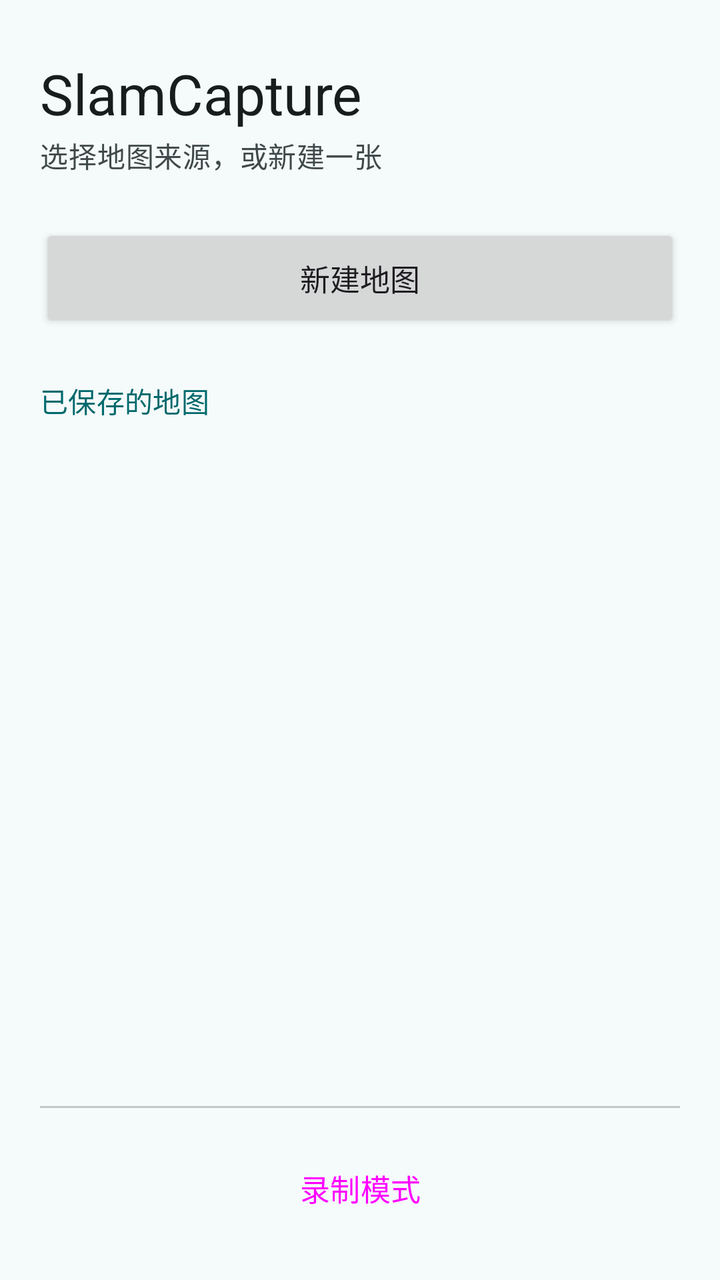
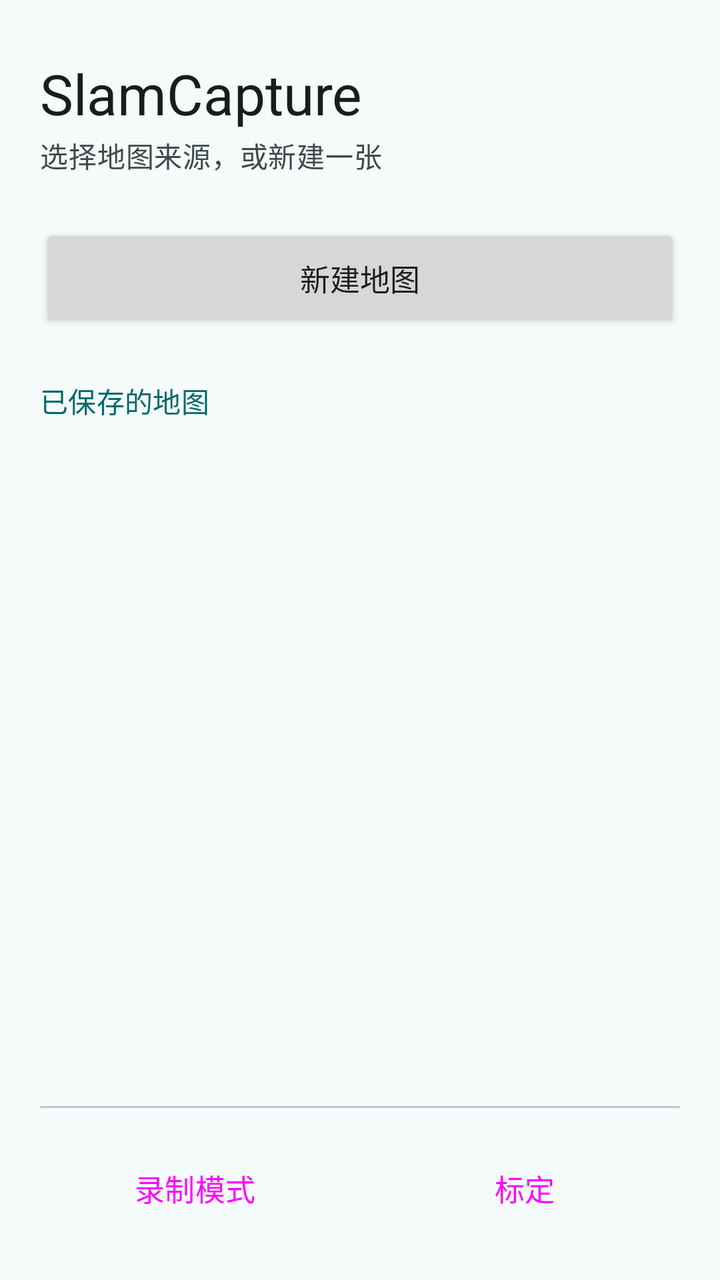

Before-and-after screenshots of an Android layout around one commit, followed by the original layout XML and the change that was made.
<!-- AndroidManifest.xml: application theme Theme.SlamCapture -->
<!-- res/layout/activity_entry.xml -->
<?xml version="1.0" encoding="utf-8"?>
<LinearLayout xmlns:android="http://schemas.android.com/apk/res/android"
    xmlns:app="http://schemas.android.com/apk/res-auto"
    android:layout_width="match_parent"
    android:layout_height="match_parent"
    android:background="?android:attr/colorBackground"
    android:orientation="vertical">

    <TextView
        android:layout_width="match_parent"
        android:layout_height="wrap_content"
        android:paddingStart="20dp"
        android:paddingEnd="20dp"
        android:paddingTop="28dp"
        android:text="SlamCapture"
        android:textAppearance="?attr/textAppearanceHeadlineMedium"
        android:textColor="?attr/colorOnSurface" />

    <TextView
        android:layout_width="match_parent"
        android:layout_height="wrap_content"
        android:paddingStart="20dp"
        android:paddingEnd="20dp"
        android:paddingTop="2dp"
        android:text="选择地图来源，或新建一张"
        android:textAppearance="?attr/textAppearanceBodyMedium"
        android:textColor="?attr/colorOnSurfaceVariant" />

    <Button
        android:id="@+id/btnNewMap"
        android:layout_width="match_parent"
        android:layout_height="54dp"
        android:layout_marginStart="20dp"
        android:layout_marginTop="24dp"
        android:layout_marginEnd="20dp"
        android:text="新建地图"
        android:textSize="15sp"
        app:cornerRadius="16dp"
        app:icon="@drawable/ic_add"
        app:iconGravity="textStart"
        app:iconSize="20dp"
        app:iconTint="?attr/colorOnPrimary" />

    <LinearLayout
        android:layout_width="match_parent"
        android:layout_height="wrap_content"
        android:layout_marginStart="20dp"
        android:layout_marginTop="24dp"
        android:layout_marginEnd="20dp"
        android:layout_marginBottom="8dp"
        android:gravity="center_vertical"
        android:orientation="horizontal">

        <TextView
            android:layout_width="0dp"
            android:layout_height="wrap_content"
            android:layout_weight="1"
            android:text="已保存的地图"
            android:textAppearance="?attr/textAppearanceLabelLarge"
            android:textColor="?attr/colorPrimary" />

        
        <TextView
            android:id="@+id/tvListHint"
            android:layout_width="wrap_content"
            android:layout_height="wrap_content"
            android:text="长按重命名 / 删除"
            android:textAppearance="?attr/textAppearanceLabelMedium"
            android:textColor="?attr/colorOnSurfaceVariant"
            android:visibility="gone" />
    </LinearLayout>

    <FrameLayout
        android:layout_width="match_parent"
        android:layout_height="0dp"
        android:layout_weight="1">

        
        <TextView
            android:id="@+id/tvEmpty"
            android:layout_width="match_parent"
            android:layout_height="match_parent"
            android:drawableTop="@drawable/ic_map"
            android:drawablePadding="16dp"
            android:drawableTint="?attr/colorOnSurfaceVariant"
            android:gravity="center"
            android:paddingStart="40dp"
            android:paddingEnd="40dp"
            android:text="还没有保存的地图\n\n跑一趟并保存后，地图会出现在这里"
            android:textAppearance="?attr/textAppearanceBodyMedium"
            android:textColor="?attr/colorOnSurfaceVariant"
            android:visibility="gone" />

        <ListView
            android:id="@+id/mapList"
            android:layout_width="match_parent"
            android:layout_height="match_parent"
            android:clipToPadding="false"
            android:divider="@null"
            android:listSelector="@android:color/transparent"
            android:paddingStart="20dp"
            android:paddingEnd="20dp"
            android:paddingTop="4dp"
            android:paddingBottom="8dp"
            android:scrollbars="none" />
    </FrameLayout>

    
    <com.google.android.material.divider.MaterialDivider
        android:layout_width="match_parent"
        android:layout_height="wrap_content"
        android:layout_marginStart="20dp"
        android:layout_marginEnd="20dp" />

    <Button
        android:id="@+id/btnRecordMode"
        style="@style/Widget.Material3.Button.TonalButton"
        android:layout_width="match_parent"
        android:layout_height="52dp"
        android:layout_marginStart="20dp"
        android:layout_marginTop="14dp"
        android:layout_marginEnd="20dp"
        android:layout_marginBottom="20dp"
        android:text="录制模式"
        android:textSize="15sp"
        app:cornerRadius="16dp"
        app:icon="@drawable/ic_record"
        app:iconGravity="textStart"
        app:iconSize="20dp"
        app:iconTint="?attr/colorOnSecondaryContainer" />

</LinearLayout>
<!-- resources referenced by this layout -->
<resources>
  <!-- drawable ic_add (drawable) -->
  <vector xmlns:android="http://schemas.android.com/apk/res/android"
      android:width="24dp" android:height="24dp"
      android:viewportWidth="24" android:viewportHeight="24">
      <path android:fillColor="@android:color/white"
          android:pathData="M19,13H13V19H11V13H5V11H11V5H13V11H19V13Z" />
  </vector>
  <!-- drawable ic_map (drawable) -->
  <vector xmlns:android="http://schemas.android.com/apk/res/android"
      android:width="56dp" android:height="56dp"
      android:viewportWidth="24" android:viewportHeight="24">
      <path android:fillColor="@android:color/white"
          android:pathData="M20.5,3L20.34,3.03L15,5.1L9,3L3.36,4.9C3.15,4.97 3,5.15 3,5.38V20.5A0.5,0.5 0 0,0 3.5,21L3.66,20.97L9,18.9L15,21L20.64,19.1C20.85,19.03 21,18.85 21,18.62V3.5A0.5,0.5 0 0,0 20.5,3M10,5.47L14,6.87V18.53L10,17.13V5.47M5,6.46L8,5.45V17.15L5,18.31V6.46M19,17.54L16,18.55V6.86L19,5.7V17.54Z" />
  </vector>
  <!-- drawable ic_record (drawable) -->
  <vector xmlns:android="http://schemas.android.com/apk/res/android"
      android:width="24dp" android:height="24dp"
      android:viewportWidth="24" android:viewportHeight="24">
      <path android:fillColor="@android:color/white"
          android:pathData="M12,2A10,10 0 0,0 2,12A10,10 0 0,0 12,22A10,10 0 0,0 22,12A10,10 0 0,0 12,2M12,7A5,5 0 0,1 17,12A5,5 0 0,1 12,17A5,5 0 0,1 7,12A5,5 0 0,1 12,7Z" />
  </vector>
  <style name="Theme.SlamCapture" parent="Theme.SlamCapture.Base">
          <item name="android:windowLightStatusBar">true</item>
      </style>
  <color name="md_primary">#00696C</color>
  <color name="md_on_primary">#FFFFFF</color>
  <color name="md_primary_container">#9CF1F4</color>
  <color name="md_on_primary_container">#002021</color>
  <color name="md_secondary">#4A6363</color>
  <color name="md_on_secondary">#FFFFFF</color>
  <color name="md_secondary_container">#CCE7E7</color>
  <color name="md_on_secondary_container">#051F20</color>
  <color name="md_tertiary">#4B607C</color>
  <color name="md_on_tertiary">#FFFFFF</color>
  <color name="md_tertiary_container">#D3E4FF</color>
  <color name="md_on_tertiary_container">#041C35</color>
  <color name="md_error">#BA1A1A</color>
  <color name="md_on_error">#FFFFFF</color>
  <color name="md_error_container">#FFDAD6</color>
  <color name="md_on_error_container">#410002</color>
  <color name="md_background">#F5FAFA</color>
  <color name="md_on_background">#171D1D</color>
  <color name="md_surface">#F5FAFA</color>
  <color name="md_on_surface">#171D1D</color>
  <color name="md_surface_variant">#DAE4E4</color>
  <color name="md_on_surface_variant">#3F4949</color>
  <color name="md_outline">#6F7979</color>
  <color name="md_outline_variant">#BEC9C9</color>
  <color name="md_surface_dim">#D5DBDB</color>
  <color name="md_surface_bright">#F5FAFA</color>
  <color name="md_surface_container_lowest">#FFFFFF</color>
  <color name="md_surface_container_low">#EFF5F5</color>
  <color name="md_surface_container">#E9EFEF</color>
  <color name="md_surface_container_high">#E3E9E9</color>
  <color name="md_surface_container_highest">#DDE4E4</color>
  <!-- unchanged entries left out for length: 1 -->
</resources>

<!-- the commit's change to res/layout/activity_entry.xml (unified diff, before → after) -->
@@ -112,21 +112,40 @@
         android:layout_marginStart="20dp"
         android:layout_marginEnd="20dp" />
 
-    <Button
-        android:id="@+id/btnRecordMode"
-        style="@style/Widget.Material3.Button.TonalButton"
+    <LinearLayout
         android:layout_width="match_parent"
-        android:layout_height="52dp"
+        android:layout_height="wrap_content"
         android:layout_marginStart="20dp"
         android:layout_marginTop="14dp"
         android:layout_marginEnd="20dp"
         android:layout_marginBottom="20dp"
-        android:text="录制模式"
-        android:textSize="15sp"
-        app:cornerRadius="16dp"
-        app:icon="@drawable/ic_record"
-        app:iconGravity="textStart"
-        app:iconSize="20dp"
-        app:iconTint="?attr/colorOnSecondaryContainer" />
+        android:orientation="horizontal">
+
+        <Button
+            android:id="@+id/btnRecordMode"
+            style="@style/Widget.Material3.Button.TonalButton"
+            android:layout_width="0dp"
+            android:layout_height="52dp"
+            android:layout_weight="1"
+            android:text="录制模式"
+            android:textSize="15sp"
+            app:cornerRadius="16dp"
+            app:icon="@drawable/ic_record"
+            app:iconGravity="textStart"
+            app:iconSize="20dp"
+            app:iconTint="?attr/colorOnSecondaryContainer" />
+
+        
+        <Button
+            android:id="@+id/btnCalib"
+            style="@style/Widget.Material3.Button.TonalButton"
+            android:layout_width="0dp"
+            android:layout_height="52dp"
+            android:layout_marginStart="10dp"
+            android:layout_weight="1"
+            android:text="标定"
+            android:textSize="15sp"
+            app:cornerRadius="16dp" />
+    </LinearLayout>
 
 </LinearLayout>
